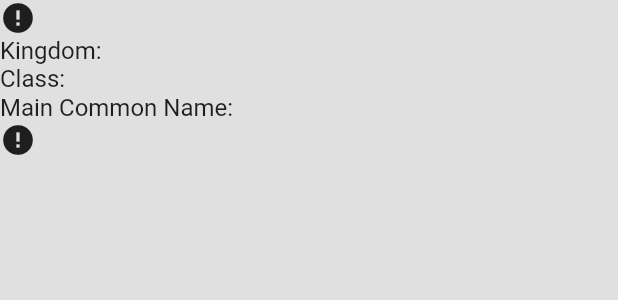
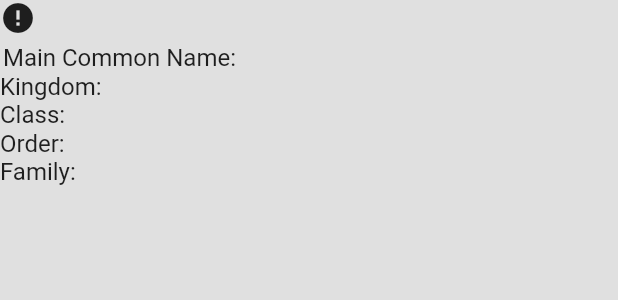
Before and after one commit to andreaitferri/timewaretest1, a Flutter app: the DetailedSpeciesInfoWidget widget shown alone on an empty page, opened directly with empty values, on a phone screen of 412 x 824 dp. Shown: the top 300 px of the screen. Run offline on Flutter 3.47's test engine with Material 2 defaults, Android fonts, the phone set to English and light mode, and no system bars; our stand-ins replace equatable, flutter_bloc; network calls fail.

Commit message:
fix: ui detailed species

```diff
--- a/lib/widgets/detailedspecies_widget.dart
+++ b/lib/widgets/detailedspecies_widget.dart
@@ -11,10 +11,12 @@ class DetailedSpeciesWidget extends StatelessWidget {
   Widget build(BuildContext context) => Card(
         child: Padding(
           padding: const EdgeInsets.all(16.0),
+          child: Center(
             child: Column(
               children: [
                 DetailedSpeciesInfoWidget(detailedSpecies),
               ],
+            ),
           ),
         ),
       );
@@ -28,8 +30,9 @@ class DetailedSpeciesInfoWidget extends StatelessWidget {
 
   @override
   Widget build(BuildContext context) {
-    double width = MediaQuery.of(context).size.width;
-    TextStyle textStyle = _getTextStyleForWidth(width);
+    return LayoutBuilder(
+      builder: (BuildContext context, BoxConstraints constraints) {
+        TextStyle textStyle = _getTextStyleForWidth(constraints.maxWidth);
 
         return SingleChildScrollView(
           child: Column(
@@ -37,9 +40,15 @@ class DetailedSpeciesInfoWidget extends StatelessWidget {
             children: [
               Image.network(
                 detailedSpecies.photo,
-            width: width * 0.95,
+                width: constraints.maxWidth * 0.35,
                 fit: BoxFit.cover,
                 errorBuilder: (_, __, ___) => const Icon(Icons.error),
+              ),
+              SizedBox(height: 5),
+              Text(
+                'Main Common Name: ${detailedSpecies.mainCommonName}',
+                style: textStyle,
+                textAlign: TextAlign.center,
               ),
               Text(
                 'Kingdom: ${detailedSpecies.kingdom}',
@@ -50,17 +59,17 @@ class DetailedSpeciesInfoWidget extends StatelessWidget {
                 style: textStyle,
               ),
               Text(
-            'Main Common Name: ${detailedSpecies.mainCommonName}',
+                'Order: ${detailedSpecies.order}',
                 style: textStyle,
               ),
-          Image.network(
-            detailedSpecies.photo,
-            width: width * 0.95,
-            fit: BoxFit.cover,
-            errorBuilder: (_, __, ___) => const Icon(Icons.error),
+              Text(
+                'Family: ${detailedSpecies.family}',
+                style: textStyle,
               ),
             ],
           ),
+        );
+      },
     );
   }
 
--- a/lib/widgets/species_widget.dart
+++ b/lib/widgets/species_widget.dart
@@ -40,9 +40,11 @@ class SpeciesWidget extends StatelessWidget {
       crossAxisAlignment: CrossAxisAlignment.start,
       children: [
         Expanded(
-          flex: 2,
+          flex: 1,
           child: Image.network(
             species.photo,
+            height: 100,
+            width: 100,
             fit: BoxFit.cover,
             errorBuilder: (context, error, stackTrace) {
               print("Failed to load image: $error");
```
Also changed, not shown: lib/repositories/species_repository.dart (+0 -8 lines), lib/services/network/dto/detailed_species_dto.dart (+33 -32 lines), lib/widgets/calendar_widget.dart (deleted, +0 -71 lines). Lines whose indentation alone changed are shown as unchanged.
